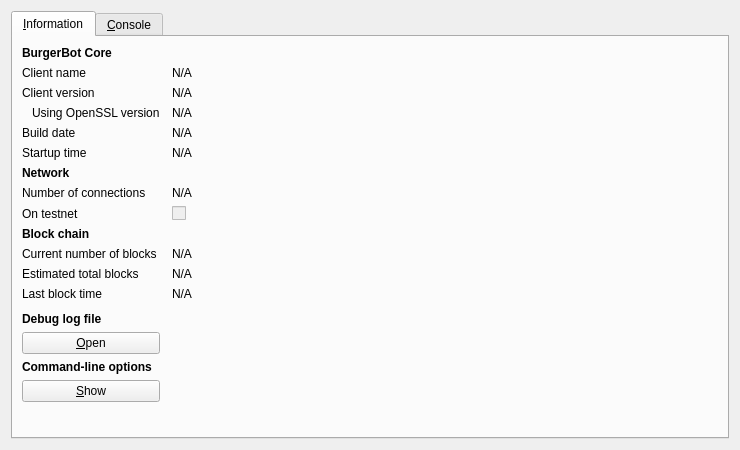
The window that src/qt/forms/rpcconsole.ui (zettel-kasten/burgerbot) describes before a commit, drawn with Qt 5.
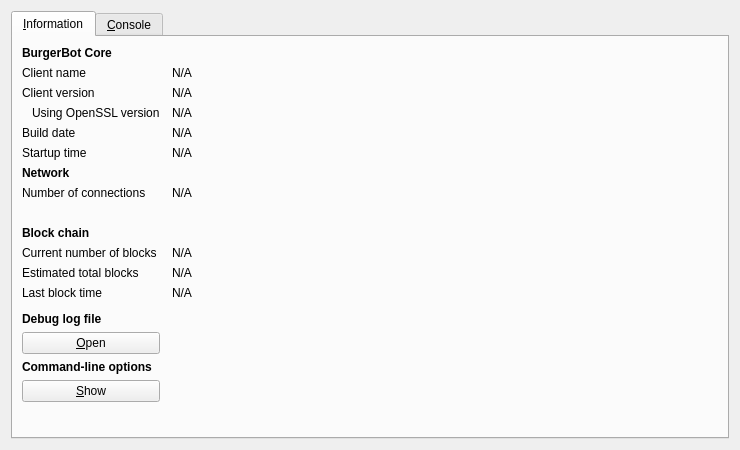
The same window after the commit. Icons and pictures are not drawn.

Commit message:
removed testnet functionality
removed additional testnet functionality from burgerbot version. From now on, mainnet = ZTTL, and testnet = BURGER, and no additional testnets of either one of them

Diff of the .ui file:
```diff
--- a/src/qt/forms/rpcconsole.ui
+++ b/src/qt/forms/rpcconsole.ui
@@ -197,16 +197,6 @@
        <item row="8" column="0">
         <widget class="QLabel" name="label_8">
          <property name="text">
-          <string>On testnet</string>
-         </property>
-        </widget>
-       </item>
-       <item row="8" column="1">
-        <widget class="QCheckBox" name="isTestNet">
-         <property name="enabled">
-          <bool>false</bool>
-         </property>
-         <property name="text">
           <string/>
          </property>
         </widget>
```
The commit also changes 22 other files.
